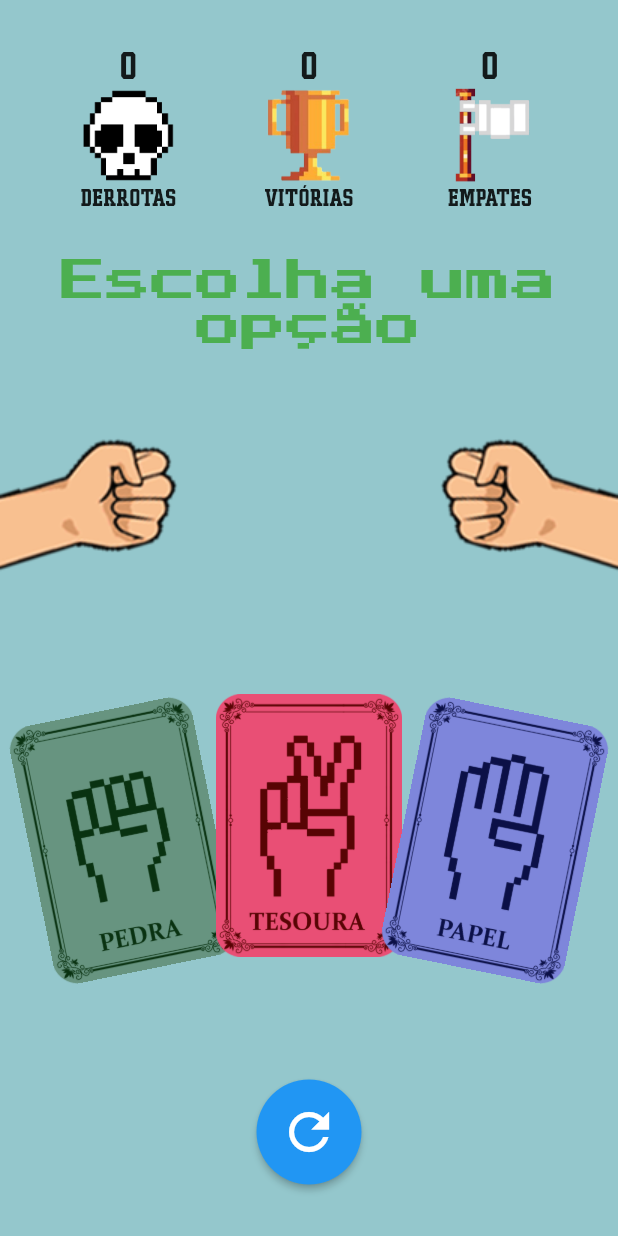
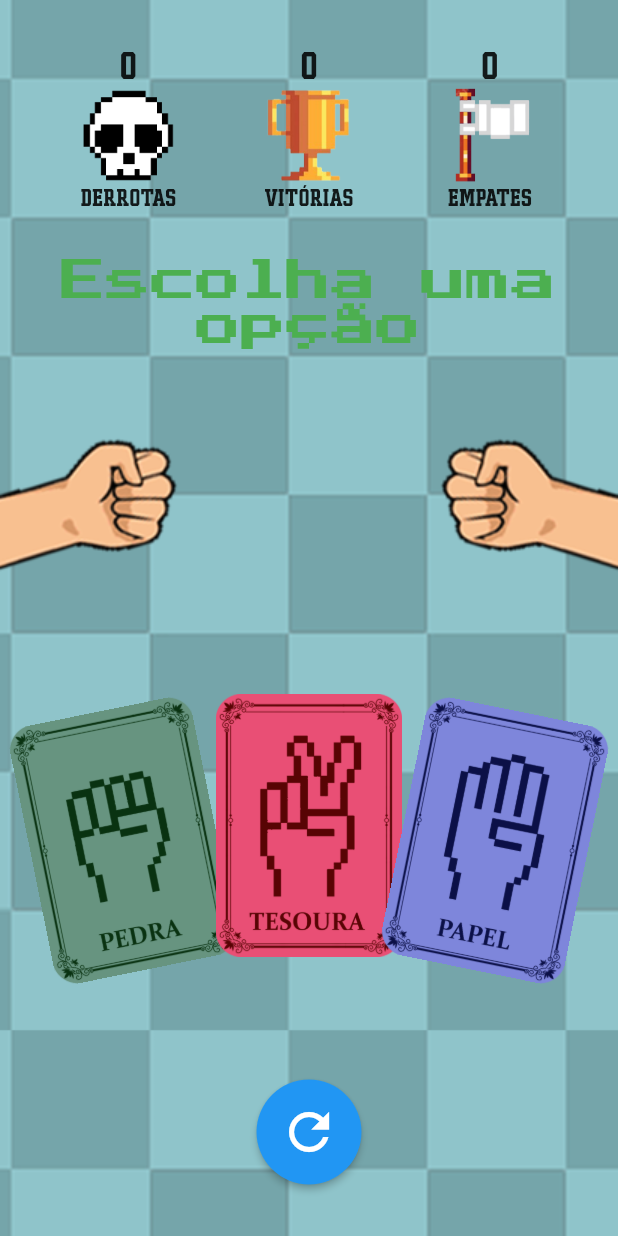
Before and after one commit to ed-morais/flutter_jokenpo, a Flutter app: the screen it shows after launch, on a phone screen of 412 x 824 dp. Run offline on Flutter 3.47's test engine with Material 2 defaults, Android fonts, the phone set to English and light mode, and no system bars; our stand-ins replace audioplayers.

Commit message:
feat: add background

```diff
--- a/lib/app/jokenpo_game.dart
+++ b/lib/app/jokenpo_game.dart
@@ -111,9 +111,18 @@ class _JokenpoGameState extends State<JokenpoGame> {
       //   title: const Text('JOKENPÔ'),
       //   centerTitle: true,
       // ),
-      backgroundColor: const Color.fromARGB(500, 143, 196, 202),
       body: SafeArea(
-        child: Column(
+        child: Stack(
+          children: [
+            Container(
+              decoration: const BoxDecoration(
+                image: DecorationImage(
+                  image: AssetImage("assets/images/background.png"),
+                  fit: BoxFit.cover,
+                ),
+              ),
+            ),
+            Column(
               // crossAxisAlignment: CrossAxisAlignment.stretch,
               mainAxisAlignment: MainAxisAlignment.spaceEvenly,
               children: [
@@ -160,13 +169,15 @@ class _JokenpoGameState extends State<JokenpoGame> {
                   ],
                 ),
                 Padding(
-              padding: const EdgeInsetsDirectional.symmetric(horizontal: 20.0),
+                  padding:
+                      const EdgeInsetsDirectional.symmetric(horizontal: 20.0),
                   child: Row(
                     mainAxisAlignment: MainAxisAlignment.center,
                     children: [
                       MoveCard(
                         onTap: () {
-                      AudioPlayer().play(AssetSource('audio/cardsound.mp3'));
+                          AudioPlayer()
+                              .play(AssetSource('audio/cardsound.mp3'));
                           playGame("pedra");
                         },
                         topMargin: 20.0,
@@ -175,7 +186,8 @@ class _JokenpoGameState extends State<JokenpoGame> {
                       ),
                       MoveCard(
                         onTap: () {
-                      AudioPlayer().play(AssetSource('audio/cardsound.mp3'));
+                          AudioPlayer()
+                              .play(AssetSource('audio/cardsound.mp3'));
                           playGame("tesoura");
                         },
                         topMargin: 0.0,
@@ -184,7 +196,8 @@ class _JokenpoGameState extends State<JokenpoGame> {
                       ),
                       MoveCard(
                         onTap: () {
-                      AudioPlayer().play(AssetSource('audio/cardsound.mp3'));
+                          AudioPlayer()
+                              .play(AssetSource('audio/cardsound.mp3'));
                           playGame("papel");
                         },
                         topMargin: 20.0,
@@ -197,6 +210,8 @@ class _JokenpoGameState extends State<JokenpoGame> {
                 const ResetButton(),
                 // const SizedBox(height: 16),
               ],
+            )
+          ],
         ),
       ),
     );
```
Lines whose indentation alone changed are shown as unchanged.
